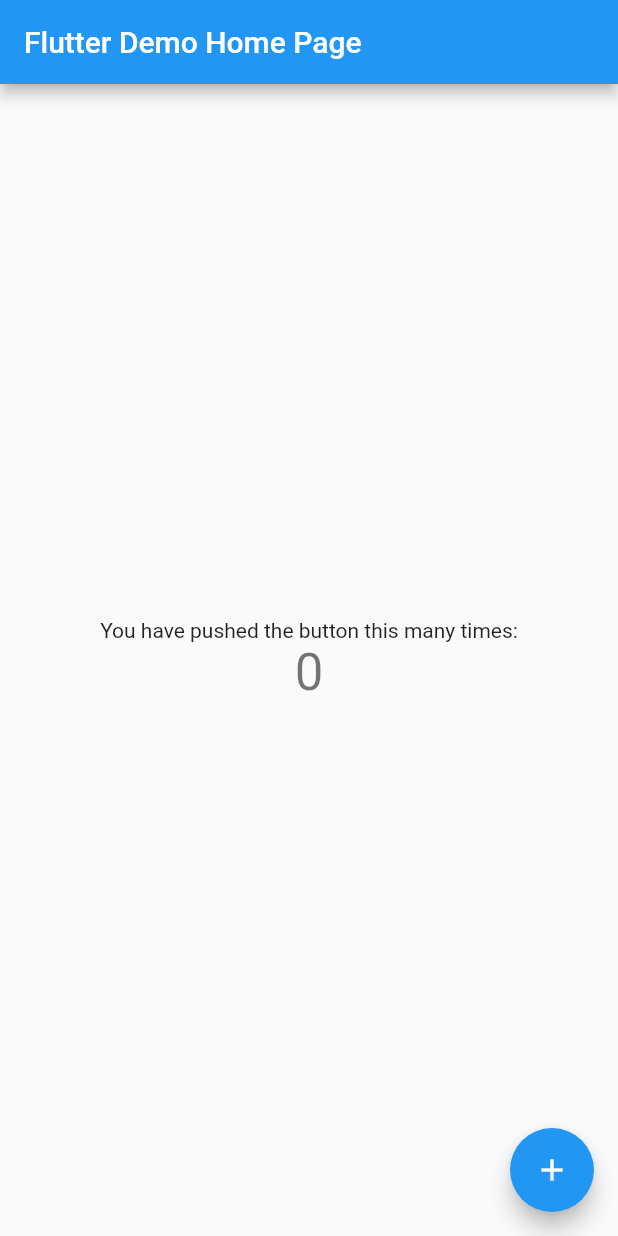
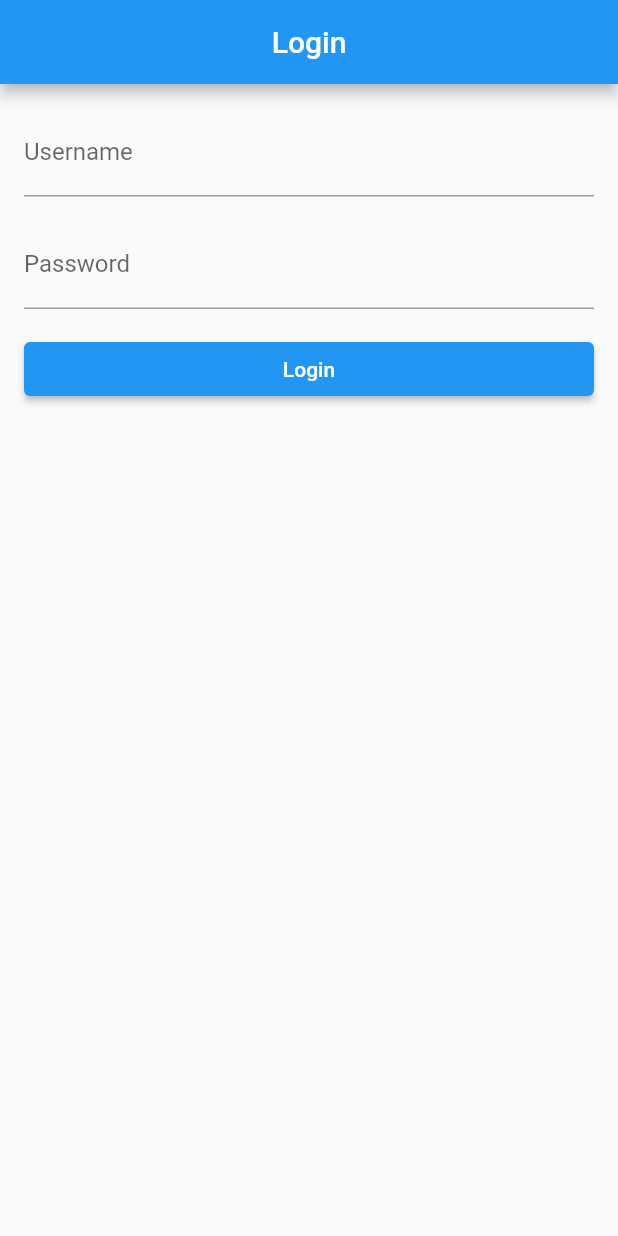
Before and after one commit to JaberMa/test_tasks, a Flutter app: the screen it shows after launch, on a phone screen of 412 x 824 dp. Run offline on Flutter 3.47's test engine with Material 2 defaults, Android fonts, the phone set to English and light mode, and no system bars.

Commit message:
Created simple login ui

```diff
--- a/lib/main.dart
+++ b/lib/main.dart
@@ -1,4 +1,7 @@
 import 'package:flutter/material.dart';
+import 'package:provider/provider.dart';
+import 'package:test_tasks/providers/login_provider.dart';
+import 'package:test_tasks/screens/home_screen/login_screen.dart';
 
 void main() {
   runApp(const MyApp());
@@ -7,109 +10,17 @@ void main() {
 class MyApp extends StatelessWidget {
   const MyApp({super.key});
 
-  // This widget is the root of your application.
   @override
   Widget build(BuildContext context) {
     return MaterialApp(
-      title: 'Flutter Demo',
+      title: 'Flutter Login Demo',
       theme: ThemeData(
-        // This is the theme of your application.
-        //
-        // Try running your application with "flutter run". You'll see the
-        // application has a blue toolbar. Then, without quitting the app, try
-        // changing the primarySwatch below to Colors.green and then invoke
-        // "hot reload" (press "r" in the console where you ran "flutter run",
-        // or simply save your changes to "hot reload" in a Flutter IDE).
-        // Notice that the counter didn't reset back to zero; the application
-        // is not restarted.
         primarySwatch: Colors.blue,
       ),
-      home: const MyHomePage(title: 'Flutter Demo Home Page'),
+      home: ChangeNotifierProvider(
+        create: (_) => LoginProvider(),
+        child: const LoginScreen(),
+      ),
     );
   }
 }
-
-class MyHomePage extends StatefulWidget {
-  const MyHomePage({super.key, required this.title});
-
-  // This widget is the home page of your application. It is stateful, meaning
-  // that it has a State object (defined below) that contains fields that affect
-  // how it looks.
-
-  // This class is the configuration for the state. It holds the values (in this
-  // case the title) provided by the parent (in this case the App widget) and
-  // used by the build method of the State. Fields in a Widget subclass are
-  // always marked "final".
-
-  final String title;
-
-  @override
-  State<MyHomePage> createState() => _MyHomePageState();
-}
-
-class _MyHomePageState extends State<MyHomePage> {
-  int _counter = 0;
-
-  void _incrementCounter() {
-    setState(() {
-      // This call to setState tells the Flutter framework that something has
-      // changed in this State, which causes it to rerun the build method below
-      // so that the display can reflect the updated values. If we changed
-      // _counter without calling setState(), then the build method would not be
-      // called again, and so nothing would appear to happen.
-      _counter++;
-    });
-  }
-
-  @override
-  Widget build(BuildContext context) {
-    // This method is rerun every time setState is called, for instance as done
-    // by the _incrementCounter method above.
-    //
-    // The Flutter framework has been optimized to make rerunning build methods
-    // fast, so that you can just rebuild anything that needs updating rather
-    // than having to individually change instances of widgets.
-    return Scaffold(
-      appBar: AppBar(
-        // Here we take the value from the MyHomePage object that was created by
-        // the App.build method, and use it to set our appbar title.
-        title: Text(widget.title),
-      ),
-      body: Center(
-        // Center is a layout widget. It takes a single child and positions it
-        // in the middle of the parent.
-        child: Column(
-          // Column is also a layout widget. It takes a list of children and
-          // arranges them vertically. By default, it sizes itself to fit its
-          // children horizontally, and tries to be as tall as its parent.
-          //
-          // Invoke "debug painting" (press "p" in the console, choose the
-          // "Toggle Debug Paint" action from the Flutter Inspector in Android
-          // Studio, or the "Toggle Debug Paint" command in Visual Studio Code)
-          // to see the wireframe for each widget.
-          //
-          // Column has various properties to control how it sizes itself and
-          // how it positions its children. Here we use mainAxisAlignment to
-          // center the children vertically; the main axis here is the vertical
-          // axis because Columns are vertical (the cross axis would be
-          // horizontal).
-          mainAxisAlignment: MainAxisAlignment.center,
-          children: <Widget>[
-            const Text(
-              'You have pushed the button this many times:',
-            ),
-            Text(
-              '$_counter',
-              style: Theme.of(context).textTheme.headline4,
-            ),
-          ],
-        ),
-      ),
-      floatingActionButton: FloatingActionButton(
-        onPressed: _incrementCounter,
-        tooltip: 'Increment',
-        child: const Icon(Icons.add),
-      ), // This trailing comma makes auto-formatting nicer for build methods.
-    );
-  }
-}
--- /dev/null
+++ b/lib/providers/login_provider.dart
@@ -0,0 +1,35 @@
+import 'package:flutter/material.dart';
+/*
+  A provider class that is responsible for every thing that is related
+  to the user login
+*/
+
+class LoginProvider extends ChangeNotifier {
+  String _username = '';
+  String _password = '';
+
+  String get username => _username;
+  String get password => _password;
+
+  /// Set username value
+  void setUsername(String value) {
+    _username = value;
+    notifyListeners();
+  }
+
+  /// Set password value
+  void setPassword(String value) {
+    _password = value;
+    notifyListeners();
+  }
+
+  /// A function that handles user login to the app
+  Future<bool> login() async{
+    await Future.delayed(const Duration(seconds: 2));
+    if(_username.isNotEmpty && _password.isNotEmpty && _password == '1234'){
+      return true;
+    }else{
+      return false;
+    }
+  }
+}
--- /dev/null
+++ b/lib/screens/home_screen/login_screen.dart
@@ -0,0 +1,93 @@
+import 'package:flutter/material.dart';
+import 'package:provider/provider.dart';
+import '../../providers/login_provider.dart';
+
+class LoginScreen extends StatefulWidget {
+  const LoginScreen({super.key});
+
+  @override
+  LoginScreenState createState() => LoginScreenState();
+}
+
+class LoginScreenState extends State<LoginScreen> {
+  final _formKey = GlobalKey<FormState>();
+  final _usernameController = TextEditingController();
+  final _passwordController = TextEditingController();
+
+  @override
+  void dispose() {
+    _usernameController.dispose();
+    _passwordController.dispose();
+    super.dispose();
+  }
+
+  @override
+  Widget build(BuildContext context) {
+    final model = Provider.of<LoginProvider>(context);
+
+    return Scaffold(
+      appBar: AppBar(
+        centerTitle: true,
+        title: const Text('Login'),
+      ),
+      body: Padding(
+        padding: const EdgeInsets.all(16.0),
+        child: Form(
+          key: _formKey,
+          child: Column(
+            crossAxisAlignment: CrossAxisAlignment.stretch,
+            children: [
+              TextFormField(
+                controller: _usernameController,
+                decoration: const InputDecoration(
+                  labelText: 'Username',
+                ),
+                validator: (value) {
+                  if (value!.isEmpty) {
+                    return 'Please enter your username';
+                  }
+                  return null;
+                },
+              ),
+              const SizedBox(height: 16.0),
+              TextFormField(
+                controller: _passwordController,
+                decoration: const InputDecoration(
+                  labelText: 'Password',
+                ),
+                obscureText: true,
+                validator: (value) {
+                  if (value!.isEmpty) {
+                    return 'Please enter your password';
+                  }
+                  return null;
+                },
+              ),
+              const SizedBox(height: 16.0),
+              ElevatedButton(
+                child: const Text('Login'),
+                onPressed: () async {
+                  if (_formKey.currentState!.validate()) {
+                    model.setUsername(_usernameController.text);
+                    model.setPassword(_passwordController.text);
+                    bool canLogin = await model.login();
+                    if(canLogin && mounted){
+                      Navigator.pushReplacementNamed(context, '/home');
+                    }else {
+                      ScaffoldMessenger.of(context).showSnackBar(
+                        const SnackBar(
+                          content: Text('Cannot login! wrong credentials!'),
+                          duration: Duration(seconds: 2),
+                        ),
+                      );
+                    }
+                  }
+                },
+              ),
+            ],
+          ),
+        ),
+      ),
+    );
+  }
+}
--- a/pubspec.yaml
+++ b/pubspec.yaml
@@ -36,6 +36,7 @@ dependencies:
   # The following adds the Cupertino Icons font to your application.
   # Use with the CupertinoIcons class for iOS style icons.
   cupertino_icons: ^1.0.2
+  provider: ^6.0.5
 
 dev_dependencies:
   flutter_test:
```
Also changed, not shown: lib/mixins/snack_mixin.dart (added, +11 -0 lines), lib/screens/home_screen.dart (added, +23 -0 lines), pubspec.lock.
